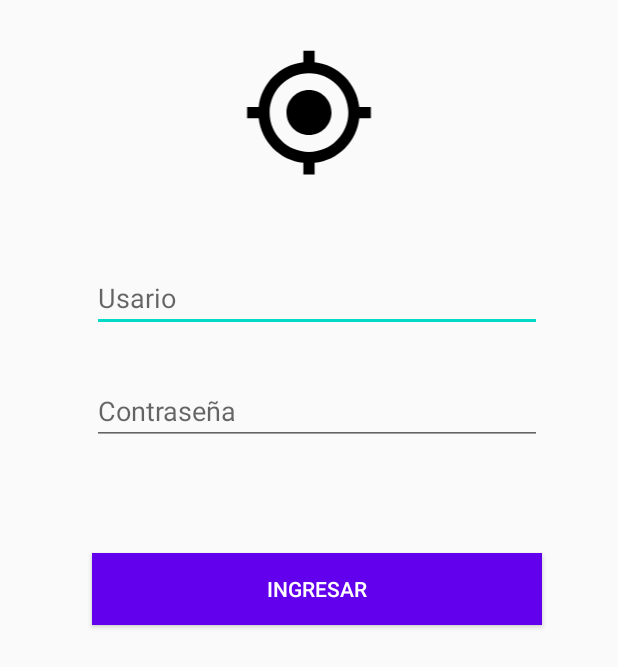
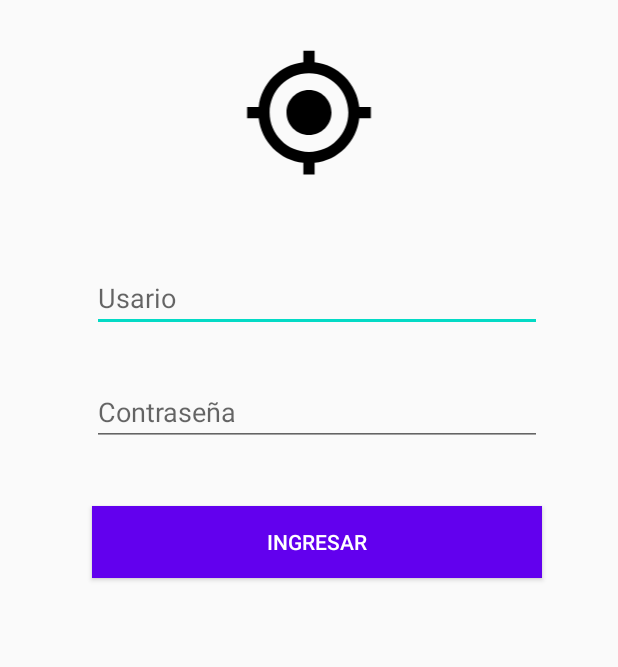
Before and after one commit to KevinCastellanos/pdm-proyecto2, an Android app: the screen it shows after launch (Login2Activity), on a phone screen of 412 x 824 dp. Shown: the top 667 px of the screen. Run offline under Robolectric (Android 15) with nearby library versions, the phone set to English and light mode, and no system bars.

Commit message:
ui redisenada

```diff
--- a/app/src/main/res/layout/activity_login2.xml
+++ b/app/src/main/res/layout/activity_login2.xml
@@ -12,11 +12,10 @@
         android:layout_width="300dp"
         android:layout_height="wrap_content"
         android:layout_marginTop="40dp"
-        android:layout_marginBottom="375dp"
         android:background="@color/colorPrimary"
+
         android:text="Ingresar"
         android:textColor="@android:color/white"
-        app:layout_constraintBottom_toBottomOf="parent"
         app:layout_constraintEnd_toEndOf="@+id/contraseña"
         app:layout_constraintStart_toStartOf="@+id/contraseña"
         app:layout_constraintTop_toBottomOf="@+id/contraseña" />
@@ -39,7 +38,7 @@
         android:layout_width="300dp"
         android:layout_height="wrap_content"
         android:layout_marginTop="28dp"
-        android:layout_marginBottom="30dp"
+        android:layout_marginBottom="15dp"
         android:ems="10"
         android:hint="Usario"
         android:inputType="textPersonName"
@@ -54,11 +53,13 @@
         android:layout_width="300dp"
         android:layout_height="wrap_content"
         android:layout_marginStart="16dp"
-        android:layout_marginTop="30dp"
+        android:layout_marginTop="15dp"
         android:layout_marginEnd="16dp"
+        android:layout_marginBottom="27dp"
         android:ems="10"
         android:hint="Contraseña"
         android:inputType="textPersonName"
+        app:layout_constraintBottom_toTopOf="@+id/button_ingresar"
         app:layout_constraintEnd_toEndOf="parent"
         app:layout_constraintHorizontal_bias="0.566"
         app:layout_constraintStart_toStartOf="parent"
```
